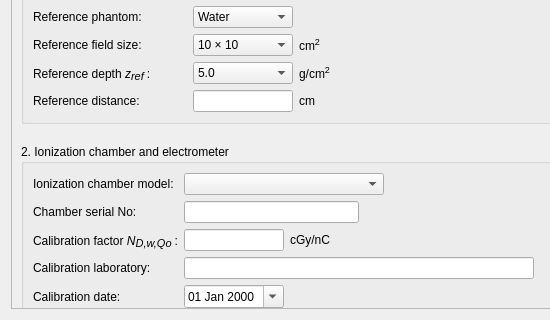
This is ui/qt_ui/photonsWorksheet.ui in Quantico-Bullet/PyBeam-QA as Qt 5 draws it before an edit; both pictures show x 0 to 550 and y 300 to 620 of the 1109 by 620 pixel window. The edited form follows.
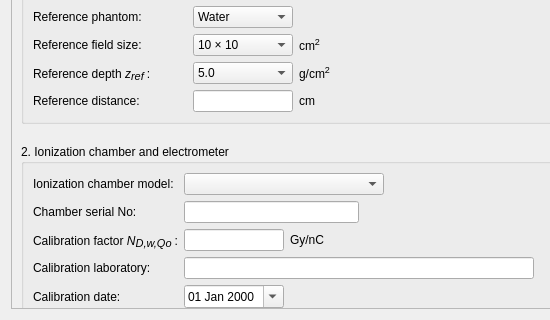
This is the edited form.

The edit to the form file:
```diff
--- a/ui/qt_ui/photonsWorksheet.ui
+++ b/ui/qt_ui/photonsWorksheet.ui
@@ -1259,7 +1259,7 @@
                 <item>
                  <widget class="QLabel" name="calibFactorUnit">
                   <property name="text">
-                   <string>cGy/nC</string>
+                   <string>Gy/nC</string>
                   </property>
                  </widget>
                 </item>
```
Left out of the diff: 6 changed lines with no effect on the pictures.
